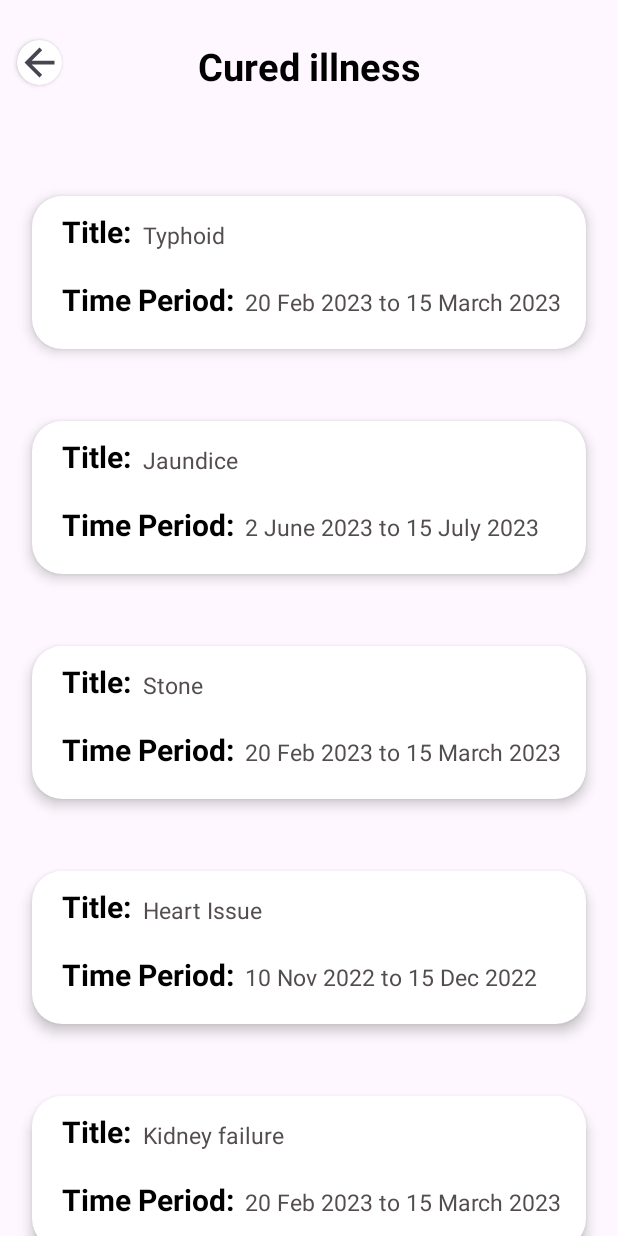
After one commit to shandil663/Healthcare, an Android app: the Cured screen opened directly, with no data from a screen before it, on a phone screen of 412 x 824 dp. The commit adds this screen. Run offline under Robolectric (Android 15) with nearby library versions, the phone set to English and light mode, and no system bars.

Commit message:
New features added

```diff
--- a/app/build.gradle.kts
+++ b/app/build.gradle.kts
@@ -52,5 +52,7 @@ dependencies {
     androidTestImplementation("androidx.test.ext:junit:1.1.5")
     androidTestImplementation("androidx.test.espresso:espresso-core:3.5.1")
     implementation("com.hbb20:ccp:2.6.0")
+    implementation ("com.github.bumptech.glide:glide:4.14.2")
+    annotationProcessor ("com.github.bumptech.glide:compiler:4.14.2")
 
 }
--- /dev/null
+++ b/app/src/main/java/com/example/healthcare/Cured.java
@@ -0,0 +1,43 @@
+package com.example.healthcare;
+
+import androidx.appcompat.app.AppCompatActivity;
+import androidx.cardview.widget.CardView;
+import androidx.recyclerview.widget.LinearLayoutManager;
+import androidx.recyclerview.widget.RecyclerView;
+
+import android.content.Intent;
+import android.os.Bundle;
+import android.view.View;
+
+import java.util.ArrayList;
+import java.util.List;
+
+public class Cured extends AppCompatActivity {
+RecyclerView cycleview;
+CardView card;
+    @Override
+    protected void onCreate(Bundle savedInstanceState) {
+        super.onCreate(savedInstanceState);
+        setContentView(R.layout.activity_cured);
+        card=findViewById(R.id.curedback);
+        card.setOnClickListener(new View.OnClickListener() {
+            @Override
+            public void onClick(View view) {
+                startActivity(new Intent(Cured.this,medicalhistory.class));
+                finish();
+            }
+        });
+        cycleview=findViewById(R.id.cycleview);
+        List<item>listitems=new ArrayList<item>();
+        listitems.add(new item("Typhoid","20 Feb 2023 to 15 March 2023"));
+        listitems.add(new item("Jaundice","2 June 2023 to 15 July 2023"));
+        listitems.add(new item("Stone","20 Feb 2023 to 15 March 2023"));
+        listitems.add(new item("Heart Issue","10 Nov 2022 to 15 Dec 2022"));
+        listitems.add(new item("Kidney failure","20 Feb 2023 to 15 March 2023"));
+        listitems.add(new item("Common cold","20 Feb 2023 to 15 March 2023"));
+        listitems.add(new item("Dengue","20 Feb 2023 to 15 March 2023"));
+        listitems.add(new item("Normal Checkup","2 Jan 2018 to 15 Jan 2018"));
+        cycleview.setLayoutManager(new LinearLayoutManager(this));
+        cycleview.setAdapter(new MyAdpater(getApplicationContext(),listitems));
+    }
+}
--- /dev/null
+++ b/app/src/main/java/com/example/healthcare/MyAdpater.java
@@ -0,0 +1,37 @@
+package com.example.healthcare;
+
+import android.content.Context;
+import android.view.LayoutInflater;
+import android.view.ViewGroup;
+
+import androidx.annotation.NonNull;
+import androidx.recyclerview.widget.RecyclerView;
+
+import java.util.List;
+
+public class MyAdpater extends RecyclerView.Adapter<MyViewHolder>{
+    Context context;
+    List<item>items;
+
+    public MyAdpater(Context context, List<item> items) {
+        this.context = context;
+        this.items = items;
+    }
+
+    @NonNull
+    @Override
+    public MyViewHolder onCreateViewHolder(@NonNull ViewGroup parent, int viewType) {
+        return new MyViewHolder(LayoutInflater.from(context).inflate(R.layout.curedill,parent,false));
+    }
+
+    @Override
+    public void onBindViewHolder(@NonNull MyViewHolder holder, int position) {
+holder.title.setText(items.get(position).getTitle());
+holder.time.setText(items.get(position).getTime());
+    }
+
+    @Override
+    public int getItemCount() {
+        return items.size();
+    }
+}
--- /dev/null
+++ b/app/src/main/java/com/example/healthcare/MyViewHolder.java
@@ -0,0 +1,18 @@
+package com.example.healthcare;
+
+import android.view.View;
+import android.widget.TextView;
+
+import androidx.annotation.NonNull;
+import androidx.recyclerview.widget.RecyclerView;
+
+public class MyViewHolder extends RecyclerView.ViewHolder {
+
+    TextView title;
+    TextView time;
+    public MyViewHolder(@NonNull View itemView) {
+        super(itemView);
+        title=itemView.findViewById(R.id.titlebtw);
+        time=itemView.findViewById(R.id.timebtw);
+    }
+}
--- a/app/src/main/java/com/example/healthcare/bookedappointement.java
+++ b/app/src/main/java/com/example/healthcare/bookedappointement.java
@@ -47,7 +47,7 @@ public class bookedappointement extends AppCompatActivity {
             }
         });
         uidauth=FirebaseAuth.getInstance();
-        Toast.makeText(bookedappointement.this, "Loading Data, Please wait", Toast.LENGTH_LONG).show();
+//        Toast.makeText(bookedappointement.this, "Loading Data, Please wait", Toast.LENGTH_LONG).show();
 
         readata(uidauth.getCurrentUser().getUid());
 
@@ -77,7 +77,7 @@ public class bookedappointement extends AppCompatActivity {
 
                 if(task.isSuccessful()){
 if(task.getResult().exists()){
-    Toast.makeText(bookedappointement.this, "Data Loaded Successfully", Toast.LENGTH_LONG).show();
+
 
     DataSnapshot data= task.getResult();
     String patname= String.valueOf(data.child("name").getValue());
--- /dev/null
+++ b/app/src/main/java/com/example/healthcare/item.java
@@ -0,0 +1,30 @@
+package com.example.healthcare;
+
+public class item {
+
+    String Title;
+    String Time;
+
+    public item(String title, String time) {
+        Title = title;
+        Time = time;
+    }
+
+
+
+    public String getTitle() {
+        return Title;
+    }
+
+    public void setTitle(String title) {
+        Title = title;
+    }
+
+    public String getTime() {
+        return Time;
+    }
+
+    public void setTime(String time) {
+        Time = time;
+    }
+}
--- /dev/null
+++ b/app/src/main/res/layout/activity_cured.xml
@@ -0,0 +1,56 @@
+<?xml version="1.0" encoding="utf-8"?>
+<androidx.constraintlayout.widget.ConstraintLayout xmlns:android="http://schemas.android.com/apk/res/android"
+    xmlns:app="http://schemas.android.com/apk/res-auto"
+    xmlns:tools="http://schemas.android.com/tools"
+    android:layout_width="match_parent"
+    android:layout_height="match_parent"
+    tools:context=".Cured">
+
+    <androidx.cardview.widget.CardView
+        android:id="@+id/curedback"
+        android:layout_width="wrap_content"
+        android:layout_height="wrap_content"
+        android:layout_marginTop="0dp"
+        app:cardCornerRadius="50dp"
+        app:layout_constraintBottom_toBottomOf="parent"
+        app:layout_constraintEnd_toEndOf="parent"
+        app:layout_constraintHorizontal_bias="0.03"
+        app:layout_constraintStart_toStartOf="parent"
+        app:layout_constraintTop_toTopOf="parent"
+        app:layout_constraintVertical_bias="0.034">
+
+        <ImageView
+            android:id="@+id/imagebookedmed"
+            android:layout_width="30dp"
+            android:layout_height="30dp"
+            android:src="@drawable/backbutton" />
+    </androidx.cardview.widget.CardView>
+
+    <TextView
+        android:id="@+id/testreportsview"
+        android:layout_width="wrap_content"
+        android:layout_height="wrap_content"
+        android:gravity="center_horizontal"
+        android:text="Cured illness"
+        android:textAlignment="center"
+        android:textColor="@color/black"
+        android:textSize="25sp"
+        android:textStyle="bold"
+        app:layout_constraintBottom_toBottomOf="parent"
+        app:layout_constraintEnd_toEndOf="parent"
+        app:layout_constraintStart_toStartOf="parent"
+        app:layout_constraintTop_toTopOf="parent"
+        app:layout_constraintVertical_bias="0.034" />
+
+    <androidx.recyclerview.widget.RecyclerView
+        android:id="@+id/cycleview"
+        android:layout_width="match_parent"
+        android:layout_height="717dp"
+        app:layout_constraintBottom_toBottomOf="parent"
+        app:layout_constraintEnd_toEndOf="parent"
+        app:layout_constraintHorizontal_bias="1.0"
+        app:layout_constraintStart_toStartOf="parent"
+        app:layout_constraintTop_toTopOf="parent"
+        app:layout_constraintVertical_bias="1.0" />
+
+</androidx.constraintlayout.widget.ConstraintLayout>
--- a/app/src/main/res/layout/activity_medicalhistory.xml
+++ b/app/src/main/res/layout/activity_medicalhistory.xml
@@ -207,7 +207,7 @@
             </androidx.cardview.widget.CardView>
 
             <androidx.cardview.widget.CardView
-                android:id="@+id/viewappointid"
+                android:id="@+id/cureddata"
                 android:layout_width="150dp"
                 android:layout_height="100dp"
                 android:layout_marginStart="200dp"
--- /dev/null
+++ b/app/src/main/res/layout/curedill.xml
@@ -0,0 +1,70 @@
+<?xml version="1.0" encoding="utf-8"?>
+<androidx.cardview.widget.CardView
+    xmlns:android="http://schemas.android.com/apk/res/android"
+    android:layout_width="match_parent"
+    android:layout_height="130sp"
+    xmlns:app="http://schemas.android.com/apk/res-auto"
+    android:layout_margin="10dp"
+    android:padding="10dp"
+    android:backgroundTint="@color/white"
+    app:cardCornerRadius="20dp"
+    app:cardElevation="5dp"
+    app:cardUseCompatPadding="true"
+
+
+    >
+
+    <TextView
+        android:id="@+id/textView13"
+        android:layout_width="wrap_content"
+        android:layout_height="wrap_content"
+        android:text="Title:"
+        android:layout_marginTop="10sp"
+        android:layout_gravity="start"
+        android:textSize="20sp"
+        android:textStyle="bold"
+        android:foregroundGravity="center"
+        android:textColor="@color/black"
+        android:layout_marginStart="20sp"
+        />
+
+    <TextView
+        android:id="@+id/textView5"
+        android:layout_width="wrap_content"
+        android:layout_height="wrap_content"
+        android:text="Time Period:"
+        android:textStyle="bold"
+        android:foregroundGravity="center"
+        android:textSize="20sp"
+        android:layout_marginStart="20sp"
+        android:textColor="@color/black"
+        android:layout_gravity="start"
+        android:layout_marginTop="55dp"/>
+
+    <TextView
+        android:id="@+id/titlebtw"
+        android:layout_width="wrap_content"
+        android:layout_height="wrap_content"
+        android:layout_marginTop="15sp"
+        android:layout_gravity="start"
+        android:textSize="15sp"
+        android:textStyle="normal"
+        android:foregroundGravity="center"
+        android:textColor="@color/grey"
+        android:layout_marginStart="74sp"
+        android:text="settexthereinthis"
+        />
+
+    <TextView
+        android:id="@+id/timebtw"
+        android:layout_width="wrap_content"
+        android:layout_height="wrap_content"
+        android:text="Time period here"
+        android:textStyle="normal"
+        android:foregroundGravity="center"
+        android:textSize="15sp"
+        android:layout_marginStart="142sp"
+        android:textColor="@color/grey"
+        android:layout_gravity="start"
+        android:layout_marginTop="60dp"/>
+</androidx.cardview.widget.CardView>
--- a/gradle.properties
+++ b/gradle.properties
@@ -19,3 +19,4 @@ android.useAndroidX=true
 # resources declared in the library itself and none from the library's dependencies,
 # thereby reducing the size of the R class for that library
 android.nonTransitiveRClass=true
+android.enableJetifier=true
```
Also changed, not shown: app/src/main/AndroidManifest.xml (+9 -2 lines), app/src/main/java/com/example/healthcare/RecyclerViewAdpater.java (added, +63 -0 lines), app/src/main/java/com/example/healthcare/medicalhistory.java (+17 -1 lines), app/src/main/java/com/example/healthcare/testreports.java (added, +52 -0 lines), app/src/main/res/layout/activity_testreports.xml (added, +73 -0 lines), app/src/main/res/layout/recycleimages.xml (added, +42 -0 lines), app/src/main/res/drawable/img_14.png (added).
